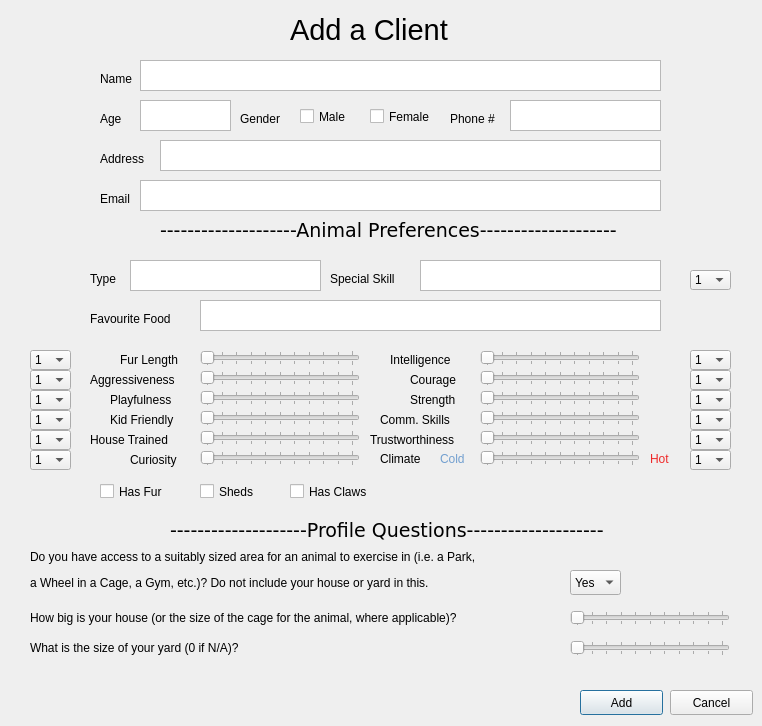
Old version of the form addclientwindow.ui in the repository DevonHope/Animal-Shelter-Registry-System.
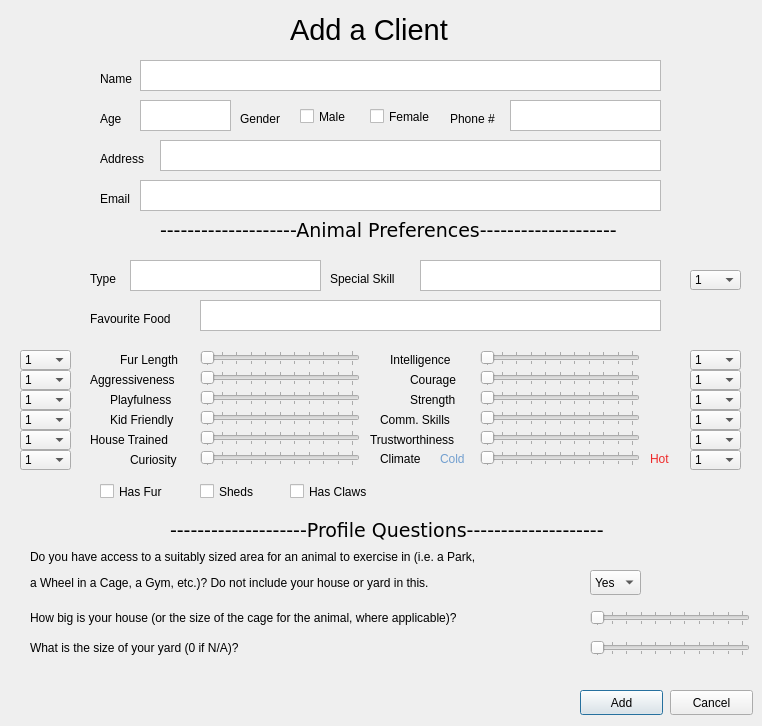
New version of the form.

What changed in the file:
```diff
--- a/addclientwindow.ui
+++ b/addclientwindow.ui
@@ -944,9 +944,9 @@
   <widget class="QComboBox" name="furRank">
    <property name="geometry">
     <rect>
-     <x>30</x>
+     <x>20</x>
      <y>350</y>
-     <width>41</width>
+     <width>51</width>
      <height>20</height>
     </rect>
    </property>
@@ -1019,9 +1019,9 @@
   <widget class="QComboBox" name="aggroRank">
    <property name="geometry">
     <rect>
-     <x>30</x>
+     <x>20</x>
      <y>370</y>
-     <width>41</width>
+     <width>51</width>
      <height>20</height>
     </rect>
    </property>
@@ -1094,9 +1094,9 @@
   <widget class="QComboBox" name="playRank">
    <property name="geometry">
     <rect>
-     <x>30</x>
+     <x>20</x>
      <y>390</y>
-     <width>41</width>
+     <width>51</width>
      <height>20</height>
     </rect>
    </property>
@@ -1169,9 +1169,9 @@
   <widget class="QComboBox" name="kidFriendlyRank">
    <property name="geometry">
     <rect>
-     <x>30</x>
+     <x>20</x>
      <y>410</y>
-     <width>41</width>
+     <width>51</width>
      <height>20</height>
     </rect>
    </property>
@@ -1244,9 +1244,9 @@
   <widget class="QComboBox" name="houseTrainRank">
    <property name="geometry">
     <rect>
-     <x>30</x>
+     <x>20</x>
      <y>430</y>
-     <width>41</width>
+     <width>51</width>
      <height>20</height>
     </rect>
    </property>
@@ -1319,9 +1319,9 @@
   <widget class="QComboBox" name="curiosityRank">
    <property name="geometry">
     <rect>
-     <x>30</x>
+     <x>20</x>
      <y>450</y>
-     <width>41</width>
+     <width>51</width>
      <height>20</height>
     </rect>
    </property>
@@ -1396,7 +1396,7 @@
     <rect>
      <x>690</x>
      <y>350</y>
-     <width>41</width>
+     <width>51</width>
      <height>20</height>
     </rect>
    </property>
@@ -1471,7 +1471,7 @@
     <rect>
      <x>690</x>
      <y>370</y>
-     <width>41</width>
+     <width>51</width>
      <height>20</height>
     </rect>
    </property>
@@ -1546,7 +1546,7 @@
     <rect>
      <x>690</x>
      <y>390</y>
-     <width>41</width>
+     <width>51</width>
      <height>20</height>
     </rect>
    </property>
@@ -1621,7 +1621,7 @@
     <rect>
      <x>690</x>
      <y>410</y>
-     <width>41</width>
+     <width>51</width>
      <height>20</height>
     </rect>
    </property>
@@ -1696,7 +1696,7 @@
     <rect>
      <x>690</x>
      <y>430</y>
-     <width>41</width>
+     <width>51</width>
      <height>20</height>
     </rect>
    </property>
@@ -1771,7 +1771,7 @@
     <rect>
      <x>690</x>
      <y>450</y>
-     <width>41</width>
+     <width>51</width>
      <height>20</height>
     </rect>
    </property>
@@ -1846,7 +1846,7 @@
     <rect>
      <x>690</x>
      <y>270</y>
-     <width>41</width>
+     <width>51</width>
      <height>20</height>
     </rect>
    </property>
@@ -1940,7 +1940,7 @@
     <rect>
      <x>30</x>
      <y>540</y>
-     <width>571</width>
+     <width>551</width>
      <height>61</height>
     </rect>
    </property>
@@ -1977,7 +1977,7 @@
   <widget class="QComboBox" name="exerciseAccessibility">
    <property name="geometry">
     <rect>
-     <x>570</x>
+     <x>590</x>
      <y>570</y>
      <width>51</width>
      <height>25</height>
@@ -2000,7 +2000,7 @@
    </property>
    <property name="geometry">
     <rect>
-     <x>570</x>
+     <x>590</x>
      <y>610</y>
      <width>160</width>
      <height>16</height>
@@ -2031,7 +2031,7 @@
    </property>
    <property name="geometry">
     <rect>
-     <x>570</x>
+     <x>590</x>
      <y>640</y>
      <width>160</width>
      <height>16</height>
```
